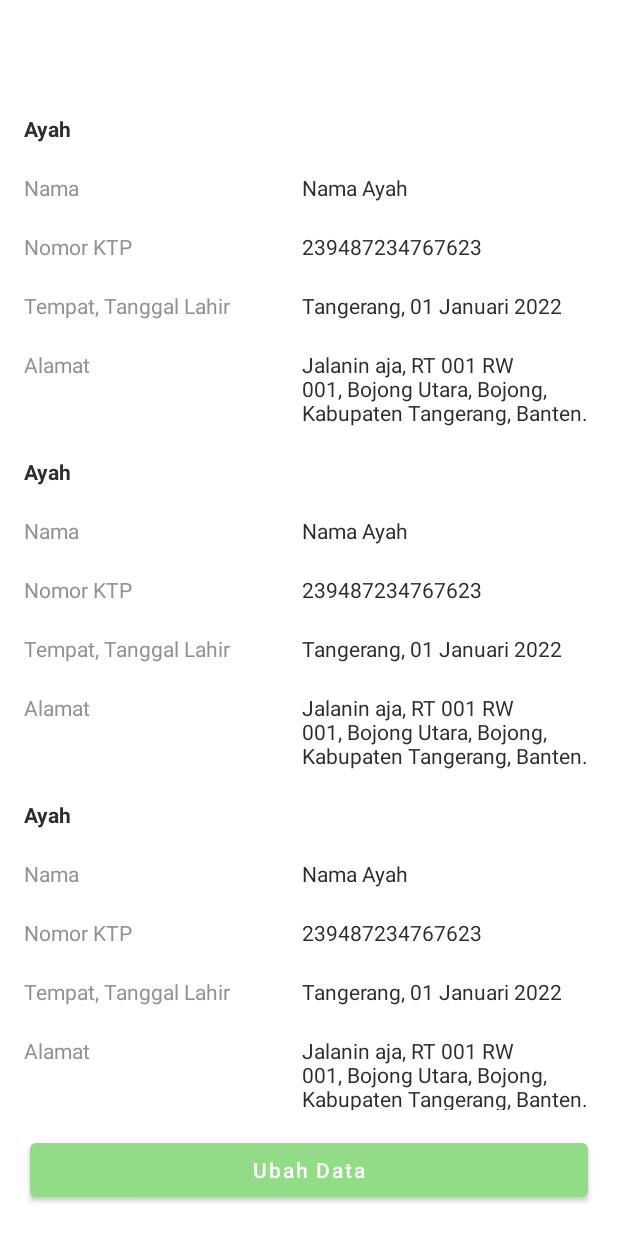
After one commit to IvonKhalif/SIDESA, an Android app: the layout activity_detail_profile_family.xml on its own in the app's theme, with its tools: preview values and no code run, on a phone screen of 412 x 824 dp. The commit adds this screen. Run offline under Robolectric (Android 15) with nearby library versions, the phone set to English and light mode, and no system bars.

Commit message:
layouting detail family

```diff
--- a/app/src/main/AndroidManifest.xml
+++ b/app/src/main/AndroidManifest.xml
@@ -21,6 +21,9 @@
         android:supportsRtl="true"
         android:theme="@style/Theme.ContainerTracker"
         android:usesCleartextTraffic="true">
+        <activity
+            android:name=".ui.profile.detail.DetailProfileFamilyActivity"
+            android:exported="false" />
         <activity
             android:name=".ui.profile.edit.EditProfileKKActivity"
             android:exported="false" />
--- /dev/null
+++ b/app/src/main/java/com/gov/sidesa/ui/profile/detail/DetailProfileFamilyActivity.kt
@@ -0,0 +1,12 @@
+package com.gov.sidesa.ui.profile.detail
+
+import android.os.Bundle
+import androidx.appcompat.app.AppCompatActivity
+import com.gov.sidesa.R
+
+class DetailProfileFamilyActivity : AppCompatActivity() {
+    override fun onCreate(savedInstanceState: Bundle?) {
+        super.onCreate(savedInstanceState)
+        setContentView(R.layout.activity_detail_profile_family)
+    }
+}
--- /dev/null
+++ b/app/src/main/res/layout/activity_detail_profile_family.xml
@@ -0,0 +1,41 @@
+<?xml version="1.0" encoding="utf-8"?>
+<androidx.constraintlayout.widget.ConstraintLayout xmlns:android="http://schemas.android.com/apk/res/android"
+    xmlns:app="http://schemas.android.com/apk/res-auto"
+    xmlns:tools="http://schemas.android.com/tools"
+    android:layout_width="match_parent"
+    android:layout_height="match_parent"
+    tools:context=".ui.profile.detail.DetailProfileFamilyActivity">
+
+    <include
+        android:id="@+id/custom_toolbar"
+        layout="@layout/custom_toolbar"
+        android:layout_width="0dp"
+        android:layout_height="wrap_content"
+        app:layout_constraintEnd_toEndOf="parent"
+        app:layout_constraintStart_toStartOf="parent"
+        app:layout_constraintTop_toTopOf="parent" />
+
+    <androidx.recyclerview.widget.RecyclerView
+        android:id="@+id/recycler_family"
+        android:layout_width="0dp"
+        android:layout_height="0dp"
+        android:layout_marginBottom="16dp"
+        app:layout_constraintBottom_toTopOf="@id/button_edit_family"
+        app:layout_constraintEnd_toEndOf="parent"
+        app:layout_constraintStart_toStartOf="parent"
+        app:layout_constraintTop_toBottomOf="@id/custom_toolbar"
+        tools:listitem="@layout/item_detail_family" />
+
+    <com.google.android.material.button.MaterialButton
+        android:id="@+id/button_edit_family"
+        android:layout_width="0dp"
+        android:layout_height="wrap_content"
+        android:layout_margin="20dp"
+        android:text="Ubah Data"
+        android:textAllCaps="false"
+        android:textColor="@color/white"
+        app:layout_constraintBottom_toBottomOf="parent"
+        app:layout_constraintEnd_toEndOf="parent"
+        app:layout_constraintStart_toStartOf="parent" />
+
+</androidx.constraintlayout.widget.ConstraintLayout>
--- a/app/src/main/res/layout/activity_edit_ktpprofile.xml
+++ b/app/src/main/res/layout/activity_edit_ktpprofile.xml
@@ -63,6 +63,7 @@
                 android:adjustViewBounds="true"
                 android:background="@color/white_929292"
                 android:maxWidth="380dp"
+                android:scaleType="fitXY"
                 app:layout_constraintEnd_toEndOf="parent"
                 app:layout_constraintStart_toStartOf="parent"
                 app:layout_constraintTop_toBottomOf="@id/custom_ktp_general" />
--- a/app/src/main/res/layout/activity_edit_profile_kkactivity.xml
+++ b/app/src/main/res/layout/activity_edit_profile_kkactivity.xml
@@ -54,6 +54,7 @@
                 android:adjustViewBounds="true"
                 android:background="@color/white_929292"
                 android:maxWidth="380dp"
+                android:scaleType="fitXY"
                 app:layout_constraintEnd_toEndOf="parent"
                 app:layout_constraintStart_toStartOf="parent"
                 app:layout_constraintTop_toBottomOf="@id/custom_address" />
--- /dev/null
+++ b/app/src/main/res/layout/item_detail_family.xml
@@ -0,0 +1,135 @@
+<?xml version="1.0" encoding="utf-8"?>
+<androidx.constraintlayout.widget.ConstraintLayout xmlns:android="http://schemas.android.com/apk/res/android"
+    xmlns:app="http://schemas.android.com/apk/res-auto"
+    xmlns:tools="http://schemas.android.com/tools"
+    android:layout_width="match_parent"
+    android:layout_height="wrap_content">
+
+    <androidx.constraintlayout.widget.Guideline
+        android:id="@+id/guideline"
+        android:layout_width="wrap_content"
+        android:layout_height="wrap_content"
+        android:orientation="vertical"
+        app:layout_constraintGuide_percent="0.45" />
+
+    <com.google.android.material.textview.MaterialTextView
+        android:id="@+id/label_header_family"
+        android:layout_width="0dp"
+        android:layout_height="wrap_content"
+        android:layout_marginStart="16dp"
+        android:layout_marginTop="20dp"
+        android:layout_marginEnd="16dp"
+        android:textColor="@color/black_302C2C"
+        android:textStyle="bold"
+        app:layout_constraintEnd_toStartOf="@id/guideline"
+        app:layout_constraintStart_toStartOf="parent"
+        app:layout_constraintTop_toTopOf="parent"
+        tools:text="Ayah" />
+
+    <com.google.android.material.textview.MaterialTextView
+        android:id="@+id/label_family_name"
+        android:layout_width="0dp"
+        android:layout_height="wrap_content"
+        android:layout_marginStart="16dp"
+        android:layout_marginTop="20dp"
+        android:layout_marginEnd="16dp"
+        android:text="Nama"
+        android:textColor="@color/white_929292"
+        app:layout_constraintEnd_toEndOf="@id/guideline"
+        app:layout_constraintStart_toStartOf="parent"
+        app:layout_constraintTop_toBottomOf="@id/label_header_family" />
+
+    <com.google.android.material.textview.MaterialTextView
+        android:id="@+id/text_family_name"
+        android:layout_width="0dp"
+        android:layout_height="wrap_content"
+        android:layout_marginStart="16dp"
+        android:layout_marginTop="20dp"
+        android:layout_marginEnd="16dp"
+        android:textColor="@color/black_302C2C"
+        app:layout_constraintEnd_toEndOf="parent"
+        app:layout_constraintStart_toEndOf="@id/guideline"
+        app:layout_constraintTop_toBottomOf="@id/label_header_family"
+        tools:text="Nama Ayah" />
+
+    <com.google.android.material.textview.MaterialTextView
+        android:id="@+id/label_family_nik"
+        android:layout_width="0dp"
+        android:layout_height="wrap_content"
+        android:layout_marginStart="16dp"
+        android:layout_marginTop="20dp"
+        android:layout_marginEnd="16dp"
+        android:text="Nomor KTP"
+        android:textColor="@color/white_929292"
+        app:layout_constraintEnd_toEndOf="@id/guideline"
+        app:layout_constraintStart_toStartOf="parent"
+        app:layout_constraintTop_toBottomOf="@id/label_family_name" />
+
+    <com.google.android.material.textview.MaterialTextView
+        android:id="@+id/text_family_nik"
+        android:layout_width="0dp"
+        android:layout_height="wrap_content"
+        android:layout_marginStart="16dp"
+        android:layout_marginTop="20dp"
+        android:layout_marginEnd="16dp"
+        android:textColor="@color/black_302C2C"
+        app:layout_constraintEnd_toEndOf="parent"
+        app:layout_constraintStart_toEndOf="@id/guideline"
+        app:layout_constraintTop_toBottomOf="@id/text_family_name"
+        tools:text="239487234767623" />
+
+    <com.google.android.material.textview.MaterialTextView
+        android:id="@+id/label_family_ttl"
+        android:layout_width="0dp"
+        android:layout_height="wrap_content"
+        android:layout_marginStart="16dp"
+        android:layout_marginTop="20dp"
+        android:layout_marginEnd="16dp"
+        android:text="Tempat, Tanggal Lahir"
+        android:textColor="@color/white_929292"
+        app:layout_constraintEnd_toEndOf="@id/guideline"
+        app:layout_constraintStart_toStartOf="parent"
+        app:layout_constraintTop_toBottomOf="@id/label_family_nik" />
+
+    <com.google.android.material.textview.MaterialTextView
+        android:id="@+id/text_family_ttl"
+        android:layout_width="0dp"
+        android:layout_height="wrap_content"
+        android:layout_marginStart="16dp"
+        android:layout_marginTop="20dp"
+        android:layout_marginEnd="16dp"
+        android:text="Tangerang, 01 Januari 2022"
+        android:textColor="@color/black_302C2C"
+        app:layout_constraintEnd_toEndOf="parent"
+        app:layout_constraintStart_toEndOf="@id/guideline"
+        app:layout_constraintTop_toBottomOf="@id/text_family_nik" />
+
+    <com.google.android.material.textview.MaterialTextView
+        android:id="@+id/label_family_address"
+        android:layout_width="0dp"
+        android:layout_height="wrap_content"
+        android:layout_marginStart="16dp"
+        android:layout_marginTop="20dp"
+        android:layout_marginEnd="16dp"
+        android:text="Alamat"
+        android:textColor="@color/white_929292"
+        app:layout_constraintEnd_toEndOf="@id/guideline"
+        app:layout_constraintStart_toStartOf="parent"
+        app:layout_constraintTop_toBottomOf="@id/label_family_ttl" />
+
+    <com.google.android.material.textview.MaterialTextView
+        android:id="@+id/text_family_address"
+        android:layout_width="0dp"
+        android:layout_height="wrap_content"
+        android:layout_marginStart="16dp"
+        android:layout_marginTop="20dp"
+        android:layout_marginEnd="16dp"
+        android:ellipsize="end"
+        android:maxLines="5"
+        android:text="Jalanin aja, RT 001 RW 001, Bojong Utara, Bojong, Kabupaten Tangerang, Banten."
+        android:textColor="@color/black_302C2C"
+        app:layout_constraintEnd_toEndOf="parent"
+        app:layout_constraintStart_toEndOf="@id/guideline"
+        app:layout_constraintTop_toBottomOf="@id/text_family_ttl" />
+
+</androidx.constraintlayout.widget.ConstraintLayout>
```
